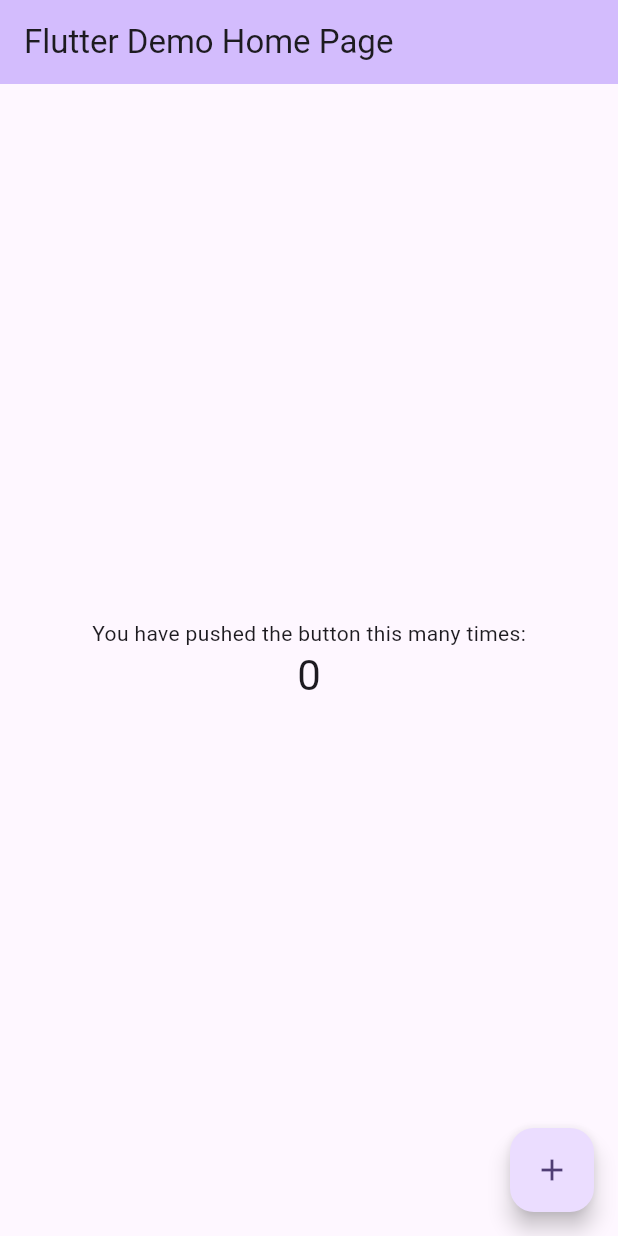
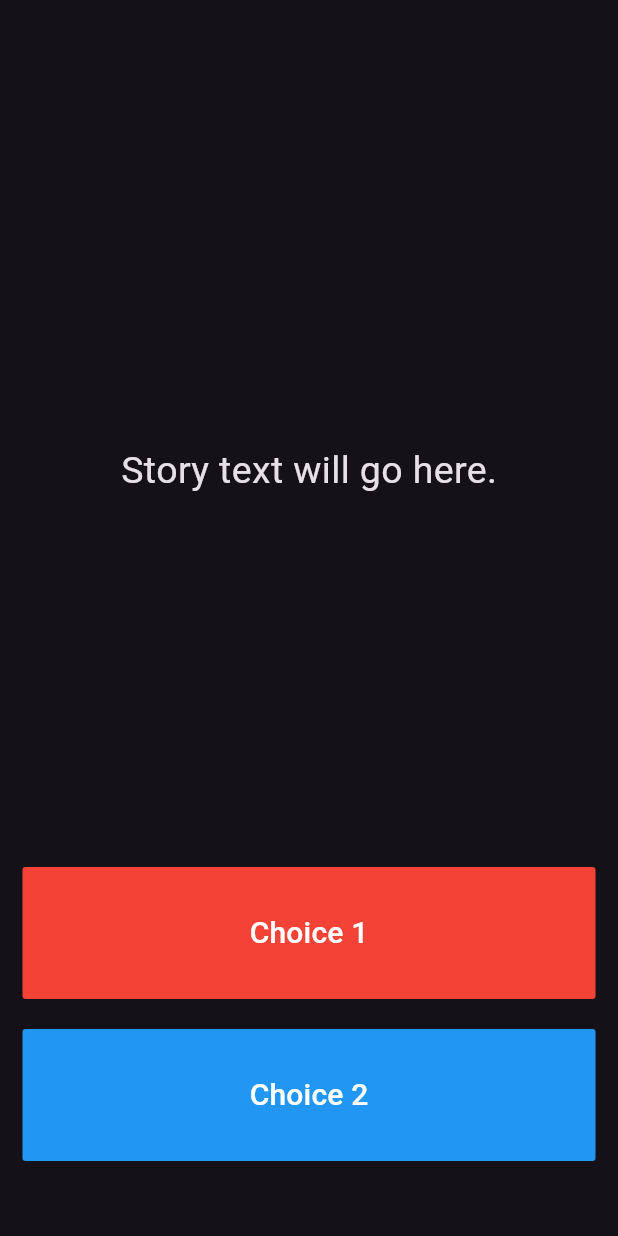
Before and after one commit to CJ445/destini_game, a Flutter app: the screen it shows after launch, on a phone screen of 412 x 824 dp. Run offline on Flutter 3.47's test engine with Material 3 defaults, Android fonts, the phone set to English and light mode, and no system bars.

Commit message:
Added assets along with folder structure and basic layout.

```diff
--- a/lib/main.dart
+++ b/lib/main.dart
@@ -1,125 +1,95 @@
 import 'package:flutter/material.dart';
 
-void main() {
-  runApp(const MyApp());
-}
+//TODO: Step 15 - Run the app and see if you can see the screen update with the first story. Delete this TODO if it looks as you expected.
 
-class MyApp extends StatelessWidget {
-  const MyApp({super.key});
+void main() => runApp(Destini());
 
-  // This widget is the root of your application.
-  @override
+class Destini extends StatelessWidget {
   Widget build(BuildContext context) {
     return MaterialApp(
-      title: 'Flutter Demo',
-      theme: ThemeData(
-        // This is the theme of your application.
-        //
-        // TRY THIS: Try running your application with "flutter run". You'll see
-        // the application has a purple toolbar. Then, without quitting the app,
-        // try changing the seedColor in the colorScheme below to Colors.green
-        // and then invoke "hot reload" (save your changes or press the "hot
-        // reload" button in a Flutter-supported IDE, or press "r" if you used
-        // the command line to start the app).
-        //
-        // Notice that the counter didn't reset back to zero; the application
-        // state is not lost during the reload. To reset the state, use hot
-        // restart instead.
-        //
-        // This works for code too, not just values: Most code changes can be
-        // tested with just a hot reload.
-        colorScheme: ColorScheme.fromSeed(seedColor: Colors.deepPurple),
-        useMaterial3: true,
-      ),
-      home: const MyHomePage(title: 'Flutter Demo Home Page'),
+      theme: ThemeData.dark(),
+      home: StoryPage(),
     );
   }
 }
 
-class MyHomePage extends StatefulWidget {
-  const MyHomePage({super.key, required this.title});
+//TODO: Step 9 - Create a new storyBrain object from the StoryBrain class.
 
-  // This widget is the home page of your application. It is stateful, meaning
-  // that it has a State object (defined below) that contains fields that affect
-  // how it looks.
-
-  // This class is the configuration for the state. It holds the values (in this
-  // case the title) provided by the parent (in this case the App widget) and
-  // used by the build method of the State. Fields in a Widget subclass are
-  // always marked "final".
-
-  final String title;
-
-  @override
-  State<MyHomePage> createState() => _MyHomePageState();
+class StoryPage extends StatefulWidget {
+  _StoryPageState createState() => _StoryPageState();
 }
 
-class _MyHomePageState extends State<MyHomePage> {
-  int _counter = 0;
-
-  void _incrementCounter() {
-    setState(() {
-      // This call to setState tells the Flutter framework that something has
-      // changed in this State, which causes it to rerun the build method below
-      // so that the display can reflect the updated values. If we changed
-      // _counter without calling setState(), then the build method would not be
-      // called again, and so nothing would appear to happen.
-      _counter++;
-    });
-  }
-
+class _StoryPageState extends State<StoryPage> {
   @override
   Widget build(BuildContext context) {
-    // This method is rerun every time setState is called, for instance as done
-    // by the _incrementCounter method above.
-    //
-    // The Flutter framework has been optimized to make rerunning build methods
-    // fast, so that you can just rebuild anything that needs updating rather
-    // than having to individually change instances of widgets.
     return Scaffold(
-      appBar: AppBar(
-        // TRY THIS: Try changing the color here to a specific color (to
-        // Colors.amber, perhaps?) and trigger a hot reload to see the AppBar
-        // change color while the other colors stay the same.
-        backgroundColor: Theme.of(context).colorScheme.inversePrimary,
-        // Here we take the value from the MyHomePage object that was created by
-        // the App.build method, and use it to set our appbar title.
-        title: Text(widget.title),
-      ),
-      body: Center(
-        // Center is a layout widget. It takes a single child and positions it
-        // in the middle of the parent.
-        child: Column(
-          // Column is also a layout widget. It takes a list of children and
-          // arranges them vertically. By default, it sizes itself to fit its
-          // children horizontally, and tries to be as tall as its parent.
-          //
-          // Column has various properties to control how it sizes itself and
-          // how it positions its children. Here we use mainAxisAlignment to
-          // center the children vertically; the main axis here is the vertical
-          // axis because Columns are vertical (the cross axis would be
-          // horizontal).
-          //
-          // TRY THIS: Invoke "debug painting" (choose the "Toggle Debug Paint"
-          // action in the IDE, or press "p" in the console), to see the
-          // wireframe for each widget.
-          mainAxisAlignment: MainAxisAlignment.center,
-          children: <Widget>[
-            const Text(
-              'You have pushed the button this many times:',
-            ),
-            Text(
-              '$_counter',
-              style: Theme.of(context).textTheme.headlineMedium,
-            ),
-          ],
+      body: Container(
+        //TODO: Step 1 - Add background.png to this Container as a background image.
+        padding: EdgeInsets.symmetric(vertical: 50.0, horizontal: 15.0),
+        constraints: BoxConstraints.expand(),
+        child: SafeArea(
+          child: Column(
+            crossAxisAlignment: CrossAxisAlignment.stretch,
+            children: <Widget>[
+              Expanded(
+                flex: 12,
+                child: Center(
+                  child: Text(
+                    //TODO: Step 10 - use the storyBrain to get the first story title and display it in this Text Widget.
+                    'Story text will go here.',
+                    style: TextStyle(
+                      fontSize: 25.0,
+                    ),
+                  ),
+                ),
+              ),
+              Expanded(
+                flex: 2,
+                child: FlatButton(
+                  onPressed: () {
+                    //Choice 1 made by user.
+                    //TODO: Step 18 - Call the nextStory() method from storyBrain and pass the number 1 as the choice made by the user.
+                  },
+                  color: Colors.red,
+                  child: Text(
+                    //TODO: Step 13 - Use the storyBrain to get the text for choice 1.
+                    'Choice 1',
+                    style: TextStyle(
+                      fontSize: 20.0,
+                    ),
+                  ),
+                ),
+              ),
+              SizedBox(
+                height: 20.0,
+              ),
+              Expanded(
+                flex: 2,
+                //TODO: Step 26 - Use a Flutter Visibility Widget to wrap this FlatButton.
+                //TODO: Step 28 - Set the "visible" property of the Visibility Widget to equal the output from the buttonShouldBeVisible() method in the storyBrain.
+                child: FlatButton(
+                  onPressed: () {
+                    //Choice 2 made by user.
+                    //TODO: Step 19 - Call the nextStory() method from storyBrain and pass the number 2 as the choice made by the user.
+                  },
+                  color: Colors.blue,
+                  child: Text(
+                    //TODO: Step 14 - Use the storyBrain to get the text for choice 2.
+                    'Choice 2',
+                    style: TextStyle(
+                      fontSize: 20.0,
+                    ),
+                  ),
+                ),
+              ),
+            ],
+          ),
         ),
       ),
-      floatingActionButton: FloatingActionButton(
-        onPressed: _incrementCounter,
-        tooltip: 'Increment',
-        child: const Icon(Icons.add),
-      ), // This trailing comma makes auto-formatting nicer for build methods.
     );
   }
 }
+
+//TODO: Step 24 - Run the app and try to figure out what code you need to add to this file to make the story change when you press on the choice buttons.
+
+//TODO: Step 29 - Run the app and test it against the Story Outline to make sure you've completed all the steps. The code for the completed app can be found here: https://github.com/londonappbrewery/destini-challenge-completed/
--- /dev/null
+++ b/lib/story.dart
@@ -0,0 +1,5 @@
+//TODO: Step 2 - Create a new class called Story.
+
+//TODO: Step 3 - Create 3 properties for this class, A. storyTitle to store the story text. B. choice1 to store the text for choice 1, C. choice2 to store the text for choice 2.
+
+//TODO: Step 4 - Create a Constructor for this class to be able to initialise the properties created in step 3.
```
Also changed, not shown: lib/story_brain.dart (added, +59 -0 lines), images/background.png (added).
